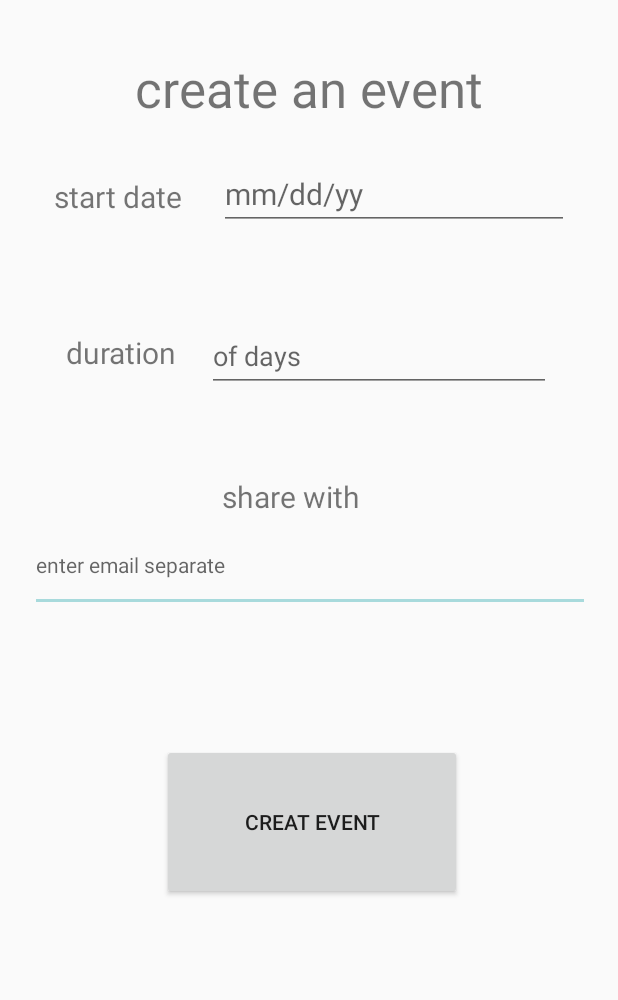
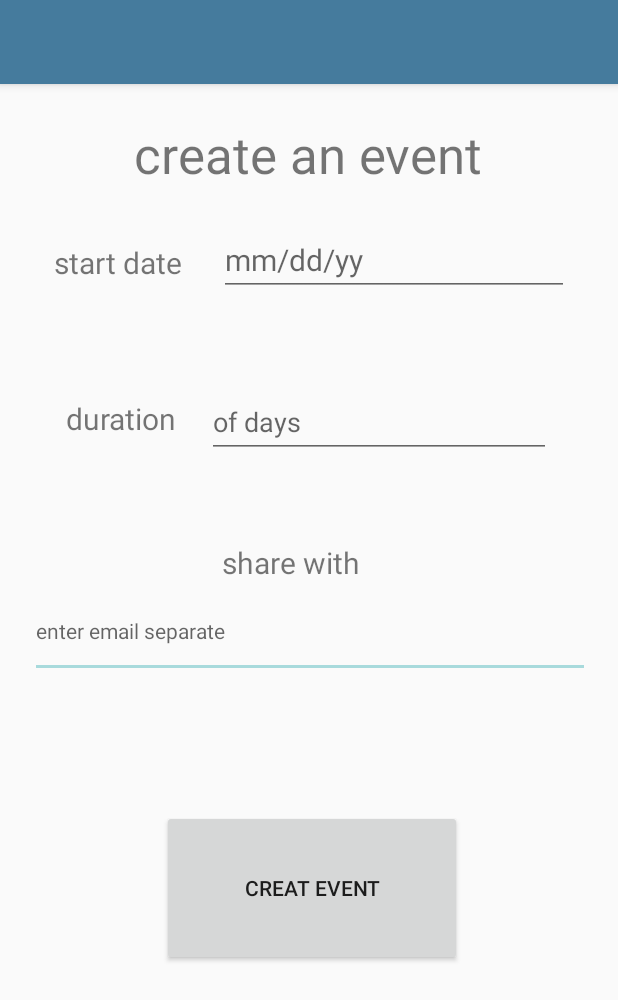
Before and after one commit to RiceNugget/SPT, an Android app: the CreateEvent screen opened directly, with no data from a screen before it, on a phone screen of 412 x 824 dp. Shown: the top 1000 px of the screen. Run offline under Robolectric (Android 15) with nearby library versions, the phone set to English and light mode, and no system bars.

```diff
--- a/app/src/main/java/com/example/KEA/CalendarsFragment.java
+++ b/app/src/main/java/com/example/KEA/CalendarsFragment.java
@@ -63,6 +63,7 @@ public class CalendarsFragment extends Fragment implements View.OnClickListener{
         }
     }
     public void changeButton(View v) {
+
         Button availButton = v.findViewById(R.id.availButton1);
         Log.d("anh2", "in changeAvailbility");
         if (available) {
--- a/app/src/main/java/com/example/KEA/CreateEvent.java
+++ b/app/src/main/java/com/example/KEA/CreateEvent.java
@@ -1,5 +1,6 @@
 package com.example.KEA;
 
+import android.content.Intent;
 import android.os.Bundle;
 import android.util.Log;
 import android.view.View;
@@ -8,17 +9,18 @@ import android.widget.EditText;
 
 import androidx.appcompat.app.AppCompatActivity;
 
-public class CreateEvent extends AppCompatActivity {
+public class CreateEvent extends AppCompatActivity implements View.OnClickListener{
     public int numUsers;
     public int duration;
     public int Month;
     public int Day;
     public int Year;
 
+
     private EditText enterEmails;
     private EditText durationEntry;
     private EditText dateEntry;
-
+    private Button funny;
 
 
     @Override
@@ -33,17 +35,27 @@ public class CreateEvent extends AppCompatActivity {
                 numUsers++;
             }
         }
+
+        funny = findViewById(R.id.CreateEventButton);
+        funny.setOnClickListener(this);
         numUsers++;
         //needs this last statement because there is 1 more user than commas.
-        durationEntry = findViewById(R.id.NumberOfDays);
-        duration = Integer.parseInt(durationEntry.getText().toString());
-        dateEntry = findViewById(R.id.EnterDate);
-        String DateString = dateEntry.getText().toString();
-        Month = Integer.parseInt(DateString.substring(0,2));
-        Day = Integer.parseInt(DateString.substring(3,5));
-        Year = Integer.parseInt(DateString.substring(6,10));
+       // durationEntry = findViewById(R.id.NumberOfDays);
+        //duration = Integer.parseInt(durationEntry.getText().toString());
+        //dateEntry = findViewById(R.id.EnterDate);
+        //String DateString = dateEntry.getText().toString();
+        //Month = Integer.parseInt(DateString.substring(0,2));
+        //Day = Integer.parseInt(DateString.substring(3,5));
+       // Year = Integer.parseInt(DateString.substring(6,10));
 
 
     }
 
+    @Override
+    public void onClick(View view) {
+        switch (view.getId()){
+            case (R.id.CreateEventButton):
+                startActivity(new Intent(CreateEvent.this, HolyShit.class));
+        }
+    }
 }
--- a/app/src/main/java/com/example/KEA/TimesArray.java
+++ b/app/src/main/java/com/example/KEA/TimesArray.java
@@ -7,6 +7,7 @@ public class TimesArray {
     private int Year;
     private int duration;
     public int numUsers;
+
     public TimesArray(int Day, int Month, int Year, int duration, int numUsers) {
         //28 30 min windows = 16 hours (starting at 6 AM to 10 PM)
         times = new Users[32][duration];
--- a/app/src/main/res/layout/activity_create_event.xml
+++ b/app/src/main/res/layout/activity_create_event.xml
@@ -7,6 +7,18 @@
     android:layout_height="match_parent"
     tools:context=".CreateEvent">
 
+    <androidx.appcompat.widget.Toolbar
+        android:id="@+id/toolbar"
+        android:layout_width="match_parent"
+        android:layout_height="wrap_content"
+        android:background="#457B9D"
+        android:elevation="4dp"
+        android:theme="@style/ThemeOverlay.AppCompat.Dark.ActionBar"
+        app:layout_constraintEnd_toEndOf="parent"
+        app:layout_constraintStart_toStartOf="parent"
+        app:layout_constraintTop_toTopOf="parent"
+        app:popupTheme="@style/ThemeOverlay.AppCompat.Light">
+    </androidx.appcompat.widget.Toolbar>
     <TextView
         android:id="@+id/ShareWith"
         android:layout_width="wrap_content"
@@ -38,10 +50,11 @@
         android:id="@+id/CreateAnEvent"
         android:layout_width="wrap_content"
         android:layout_height="wrap_content"
-        android:layout_marginTop="36dp"
+        android:layout_marginTop="80dp"
         android:text="create an event"
         android:textSize="34sp"
         app:layout_constraintEnd_toEndOf="parent"
+        app:layout_constraintHorizontal_bias="0.497"
         app:layout_constraintStart_toStartOf="parent"
         app:layout_constraintTop_toTopOf="parent" />
 
--- a/app/src/main/res/layout/fragment_calendars.xml
+++ b/app/src/main/res/layout/fragment_calendars.xml
@@ -1,4 +1,5 @@
 <?xml version="1.0" encoding="utf-8"?>
+
 <ScrollView xmlns:android="http://schemas.android.com/apk/res/android"
     xmlns:tools="http://schemas.android.com/tools"
     android:layout_width="match_parent"
```
Also changed, not shown: app/src/main/java/com/example/KEA/CalendarActivity.java (+54 -12 lines), app/src/main/java/com/example/KEA/HolyShit.java (+13 -11 lines), app/src/main/java/com/example/KEA/TimeFrame.java (deleted, +0 -55 lines).
